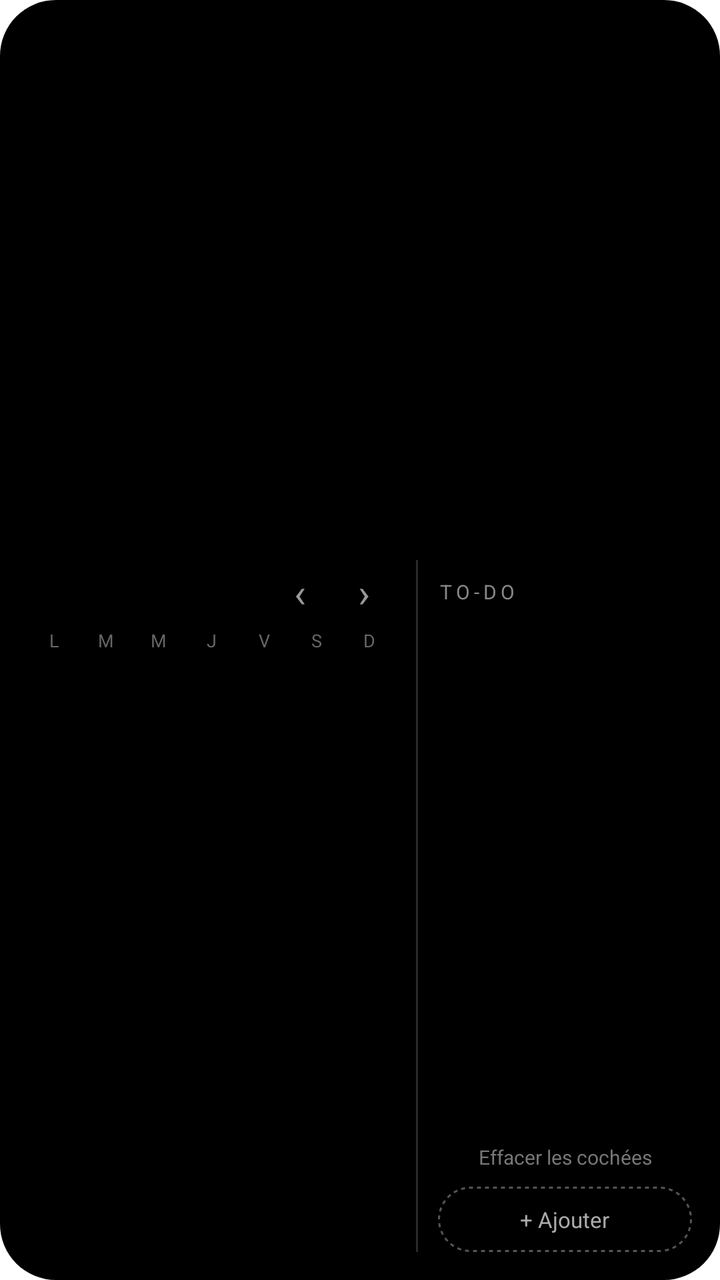
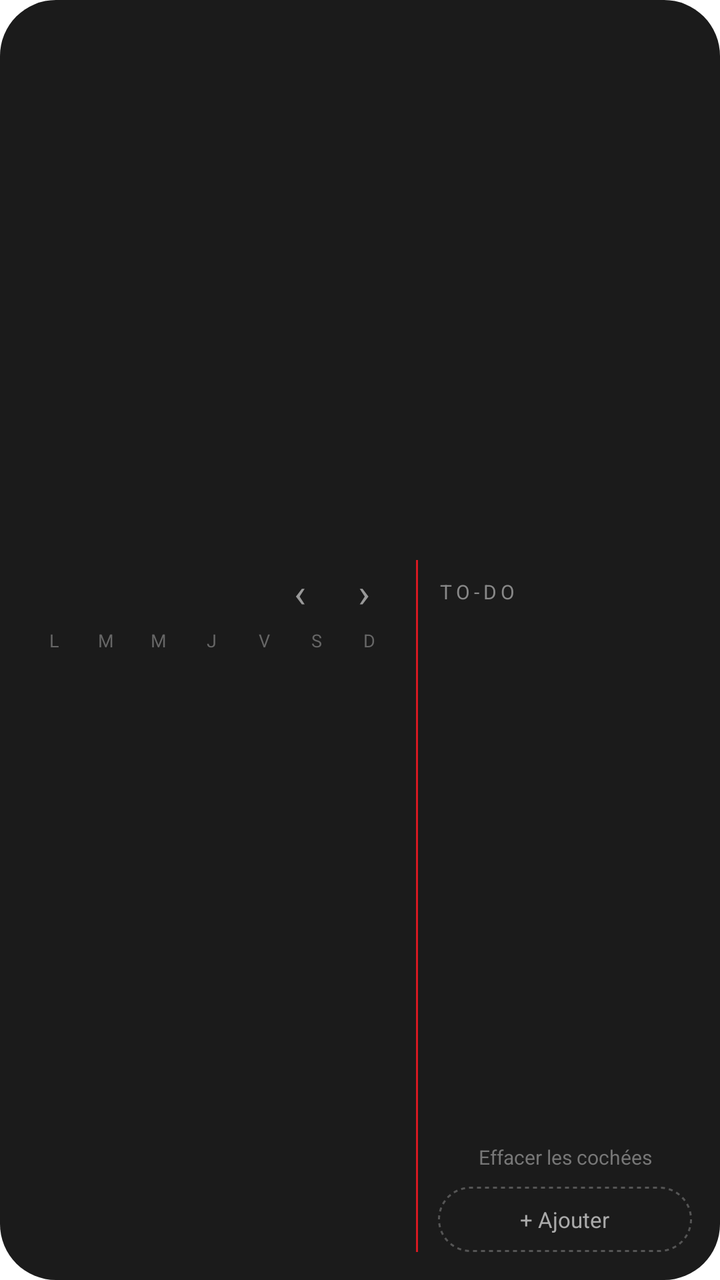

Two renders of the same Android screen: before a commit and after it. Below are the layout's source before the change and the commit's diff.
<!-- AndroidManifest.xml: fallback theme Theme.MaterialComponents.DayNight.NoActionBar -->
<!-- res/layout/widget.xml -->
<LinearLayout xmlns:android="http://schemas.android.com/apk/res/android" android:id="@android:id/background"
    android:layout_width="match_parent" android:layout_height="match_parent"
    android:orientation="vertical" android:background="@drawable/bg_widget" android:padding="14dp">

    <LinearLayout android:id="@+id/header" android:layout_width="match_parent" android:layout_height="wrap_content" android:gravity="center_vertical">
        <ImageView android:id="@+id/date" android:layout_width="wrap_content" android:layout_height="wrap_content"/>
        <TextView android:id="@+id/weeknum" android:layout_width="0dp" android:layout_weight="1" android:layout_height="wrap_content" android:gravity="end"
            android:textSize="10sp" android:textColor="#888888" android:letterSpacing="0.15"/>
    </LinearLayout>

    <LinearLayout android:id="@+id/week" android:layout_width="match_parent" android:layout_height="0dp" android:layout_weight="4"
        android:layout_marginTop="10dp" android:baselineAligned="false"/>

    <LinearLayout android:layout_width="match_parent" android:layout_height="0dp" android:layout_weight="6"
        android:layout_marginTop="12dp" android:baselineAligned="false">

        <LinearLayout android:layout_width="0dp" android:layout_weight="1.45" android:layout_height="match_parent" android:orientation="vertical">
            <LinearLayout android:layout_width="match_parent" android:layout_height="wrap_content" android:gravity="center_vertical">
                <ImageView android:id="@+id/month_title" android:layout_width="wrap_content" android:layout_height="wrap_content"/>
                <TextView android:layout_width="0dp" android:layout_weight="1" android:layout_height="wrap_content"/>
                <TextView android:id="@+id/prev" android:layout_width="32dp" android:layout_height="32dp" android:gravity="center"
                    android:text="‹" android:textSize="20sp" android:textColor="#999999"/>
                <TextView android:id="@+id/next_month" android:layout_width="32dp" android:layout_height="32dp" android:gravity="center"
                    android:text="›" android:textSize="20sp" android:textColor="#999999"/>
            </LinearLayout>
            <LinearLayout android:layout_width="match_parent" android:layout_height="wrap_content" android:layout_marginTop="2dp">
<TextView android:layout_width="0dp" android:layout_weight="1" android:layout_height="wrap_content" android:gravity="center" android:text="L" android:textSize="9sp" android:textColor="#666666"/>
<TextView android:layout_width="0dp" android:layout_weight="1" android:layout_height="wrap_content" android:gravity="center" android:text="M" android:textSize="9sp" android:textColor="#666666"/>
<TextView android:layout_width="0dp" android:layout_weight="1" android:layout_height="wrap_content" android:gravity="center" android:text="M" android:textSize="9sp" android:textColor="#666666"/>
<TextView android:layout_width="0dp" android:layout_weight="1" android:layout_height="wrap_content" android:gravity="center" android:text="J" android:textSize="9sp" android:textColor="#666666"/>
<TextView android:layout_width="0dp" android:layout_weight="1" android:layout_height="wrap_content" android:gravity="center" android:text="V" android:textSize="9sp" android:textColor="#666666"/>
<TextView android:layout_width="0dp" android:layout_weight="1" android:layout_height="wrap_content" android:gravity="center" android:text="S" android:textSize="9sp" android:textColor="#666666"/>
<TextView android:layout_width="0dp" android:layout_weight="1" android:layout_height="wrap_content" android:gravity="center" android:text="D" android:textSize="9sp" android:textColor="#666666"/>
            </LinearLayout>
            <LinearLayout android:id="@+id/month" android:layout_width="match_parent" android:layout_height="0dp" android:layout_weight="1"
                android:orientation="vertical" android:layout_marginTop="4dp"/>
            <LinearLayout android:id="@+id/upcoming" android:layout_width="match_parent" android:layout_height="wrap_content"
                android:orientation="vertical" android:paddingTop="8dp">
                <TextView android:id="@+id/next1" android:layout_width="match_parent" android:layout_height="wrap_content"
                    android:textSize="11sp" android:textColor="#AAAAAA" android:singleLine="true" android:ellipsize="end"/>
                <TextView android:id="@+id/next2" android:layout_width="match_parent" android:layout_height="wrap_content" android:layout_marginTop="3dp"
                    android:textSize="11sp" android:textColor="#AAAAAA" android:singleLine="true" android:ellipsize="end"/>
            </LinearLayout>
        </LinearLayout>

        <ImageView android:layout_width="1dp" android:layout_height="match_parent" android:layout_marginHorizontal="10dp" android:background="#2A2A2A"/>

        <LinearLayout android:layout_width="0dp" android:layout_weight="1" android:layout_height="match_parent" android:orientation="vertical">
            <LinearLayout android:layout_width="match_parent" android:layout_height="32dp" android:gravity="center_vertical">
                <TextView android:layout_width="0dp" android:layout_weight="1" android:layout_height="wrap_content"
                    android:text="TO-DO" android:textSize="10sp" android:textColor="#888888" android:letterSpacing="0.2"/>
                <TextView android:id="@+id/todo_count" android:layout_width="wrap_content" android:layout_height="wrap_content"
                    android:textSize="10sp" android:textColor="#888888"/>
            </LinearLayout>
            <LinearLayout android:id="@+id/todos" android:layout_width="match_parent" android:layout_height="0dp" android:layout_weight="1"
                android:orientation="vertical"/>
            <TextView android:id="@+id/clear" android:layout_width="match_parent" android:layout_height="wrap_content" android:gravity="center"
                android:padding="8dp" android:text="Effacer les cochées" android:textSize="10sp" android:textColor="#777777"/>
            <TextView android:id="@+id/add" android:layout_width="match_parent" android:layout_height="wrap_content" android:gravity="center"
                android:padding="9dp" android:background="@drawable/bg_add" android:text="+ Ajouter" android:textSize="11sp" android:textColor="#AAAAAA"/>
        </LinearLayout>
    </LinearLayout>
</LinearLayout>
<!-- resources referenced by this layout -->
<resources>
  <!-- drawable bg_add (drawable) -->
  <shape xmlns:android="http://schemas.android.com/apk/res/android" android:shape="rectangle"><stroke android:width="1dp" android:color="#555555" android:dashWidth="2dp" android:dashGap="2dp"/><corners android:radius="20dp"/></shape>
  <!-- drawable bg_widget (drawable) -->
  <shape xmlns:android="http://schemas.android.com/apk/res/android" android:shape="rectangle"><solid android:color="#000000"/><corners android:radius="@android:dimen/system_app_widget_background_radius"/></shape>
</resources>

<!-- the commit's change to res/layout/widget.xml (unified diff, before → after) -->
@@ -5,7 +5,7 @@
     <LinearLayout android:id="@+id/header" android:layout_width="match_parent" android:layout_height="wrap_content" android:gravity="center_vertical">
         <ImageView android:id="@+id/date" android:layout_width="wrap_content" android:layout_height="wrap_content"/>
         <TextView android:id="@+id/weeknum" android:layout_width="0dp" android:layout_weight="1" android:layout_height="wrap_content" android:gravity="end"
-            android:textSize="10sp" android:textColor="#888888" android:letterSpacing="0.15"/>
+            android:textSize="10sp" android:textColor="#D71921" android:letterSpacing="0.15"/>
     </LinearLayout>
 
     <LinearLayout android:id="@+id/week" android:layout_width="match_parent" android:layout_height="0dp" android:layout_weight="4"
@@ -43,7 +43,7 @@
             </LinearLayout>
         </LinearLayout>
 
-        <ImageView android:layout_width="1dp" android:layout_height="match_parent" android:layout_marginHorizontal="10dp" android:background="#2A2A2A"/>
+        <ImageView android:layout_width="1dp" android:layout_height="match_parent" android:layout_marginHorizontal="10dp" android:background="#D71921"/>
 
         <LinearLayout android:layout_width="0dp" android:layout_weight="1" android:layout_height="match_parent" android:orientation="vertical">
             <LinearLayout android:layout_width="match_parent" android:layout_height="32dp" android:gravity="center_vertical">
<!-- resource entries referenced after the edit -->
@@ -3,6 +3,6 @@
   <!-- drawable bg_add (drawable) -->
   <shape xmlns:android="http://schemas.android.com/apk/res/android" android:shape="rectangle"><stroke android:width="1dp" android:color="#555555" android:dashWidth="2dp" android:dashGap="2dp"/><corners android:radius="20dp"/></shape>
   <!-- drawable bg_widget (drawable) -->
-  <shape xmlns:android="http://schemas.android.com/apk/res/android" android:shape="rectangle"><solid android:color="#000000"/><corners android:radius="@android:dimen/system_app_widget_background_radius"/></shape>
+  <shape xmlns:android="http://schemas.android.com/apk/res/android" android:shape="rectangle"><solid android:color="#1B1B1B"/><corners android:radius="@android:dimen/system_app_widget_background_radius"/></shape>
 </resources>
 
